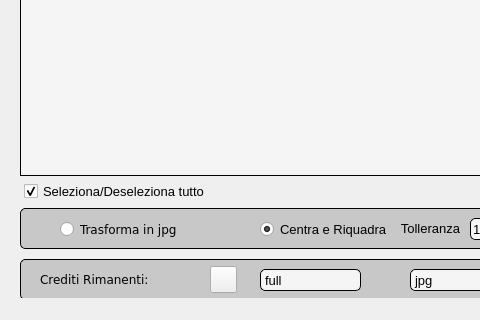
Qt form WindowWidgets/MainWindow/mainwindow.ui (RobertoRomolini/FotoMaster) before a commit; both pictures show x 0 to 480 and y 400 to 720 of the 1270 by 720 pixel window.
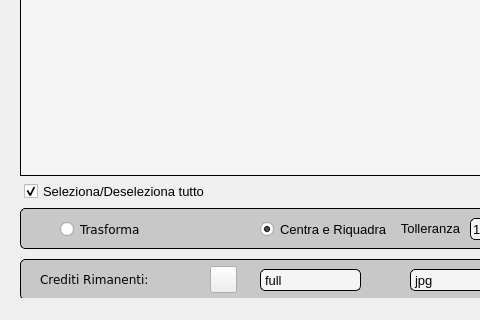
The same form after that commit. Icons and pictures are not drawn. Custom widgets are drawn as their Qt base class.

Commit message: Add custom image output

Patch:
```diff
--- a/WindowWidgets/MainWindow/mainwindow.ui
+++ b/WindowWidgets/MainWindow/mainwindow.ui
@@ -1106,7 +1106,7 @@
      </font>
     </property>
     <property name="text">
-     <string>Trasforma in jpg</string>
+     <string>Trasforma</string>
     </property>
     <attribute name="buttonGroup">
      <string notr="true">trasformaImmaginiGroup</string>
```
Left out of the diff: 6 changed lines with no effect on the pictures. The commit also changes 1 other file.
